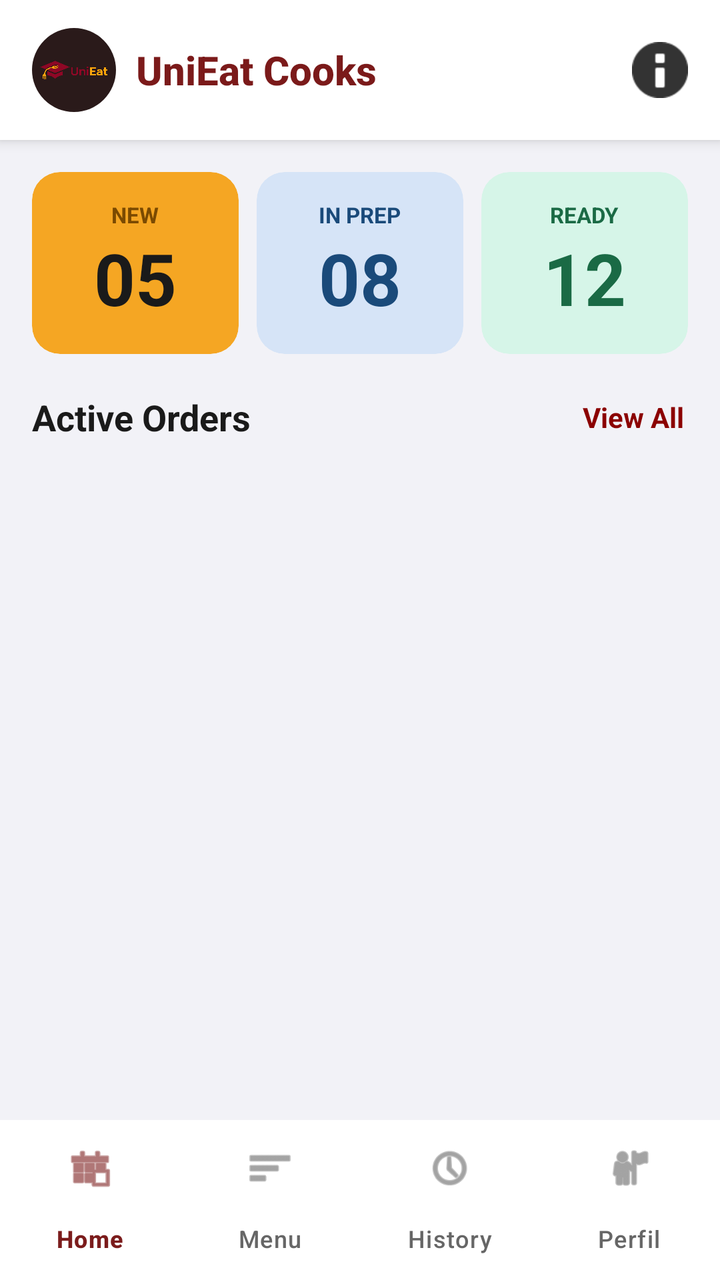
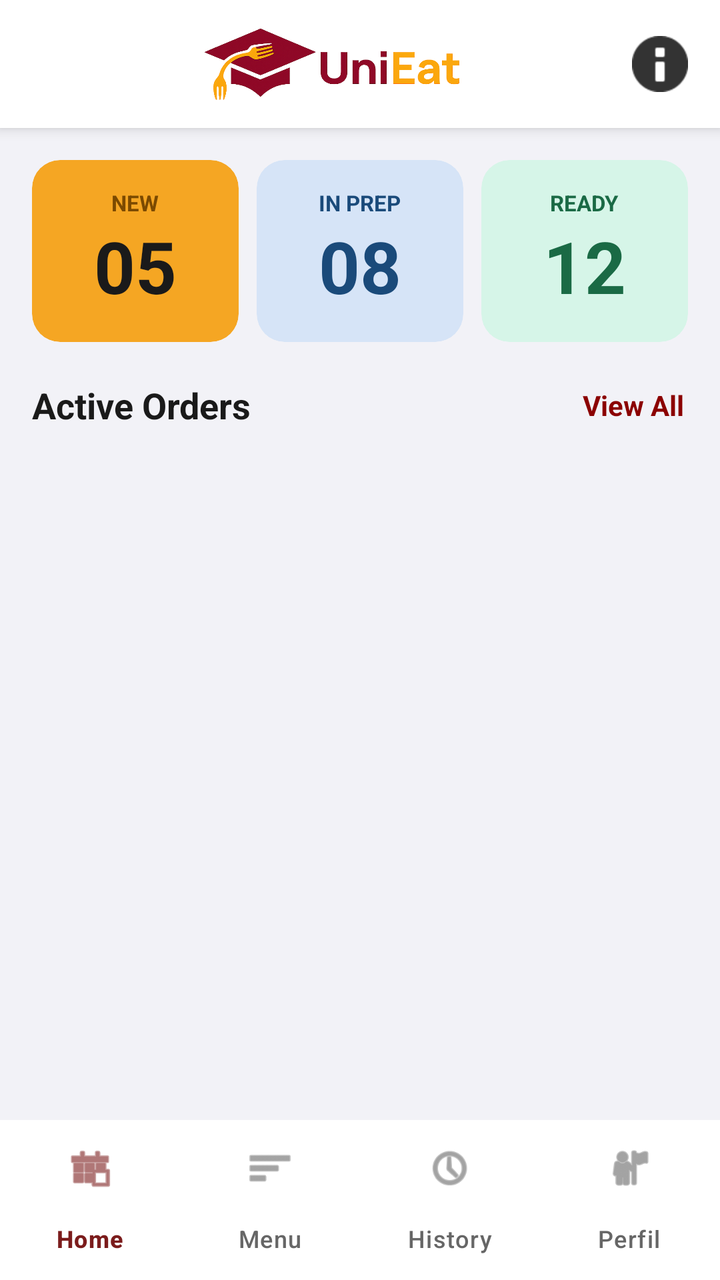

Screens rendered from an Android XML layout before and after an edit, with the pre-edit source and the edit as a unified diff.
<!-- AndroidManifest.xml: application theme Theme.UniEat -->
<!-- res/layout/activity_kitchen_home.xml -->
<?xml version="1.0" encoding="utf-8"?>
<androidx.constraintlayout.widget.ConstraintLayout
    xmlns:android="http://schemas.android.com/apk/res/android"
    xmlns:app="http://schemas.android.com/apk/res-auto"
    xmlns:tools="http://schemas.android.com/tools"
    android:layout_width="match_parent"
    android:layout_height="match_parent"
    android:background="#F2F2F7"
    android:fitsSystemWindows="true">

    
    <LinearLayout
        android:id="@+id/topBar"
        android:layout_width="0dp"
        android:layout_height="wrap_content"
        android:orientation="horizontal"
        android:paddingHorizontal="16dp"
        android:paddingVertical="14dp"
        android:background="#FFFFFF"
        android:gravity="center_vertical"
        app:layout_constraintTop_toTopOf="parent"
        app:layout_constraintStart_toStartOf="parent"
        app:layout_constraintEnd_toEndOf="parent"
        android:elevation="4dp">

        <ImageView
            android:id="@+id/imgLogo"
            android:layout_width="42dp"
            android:layout_height="42dp"
            android:src="@drawable/logo_unieat"
            android:background="@drawable/circle_bg_dark"
            android:scaleType="centerInside"
            android:padding="4dp" />

        <TextView
            android:id="@+id/tvAppName"
            android:layout_width="0dp"
            android:layout_height="wrap_content"
            android:layout_weight="1"
            android:layout_marginStart="10dp"
            android:text="UniEat Cooks"
            android:textColor="#7B1A1A"
            android:textSize="20sp"
            android:textStyle="bold"
            android:fontFamily="sans-serif-medium" />

        <ImageView
            android:id="@+id/imgNotification"
            android:layout_width="28dp"
            android:layout_height="28dp"
            android:src="@android:drawable/ic_dialog_info"
            app:tint="#333333" />
    </LinearLayout>

    <androidx.core.widget.NestedScrollView
        android:layout_width="match_parent"
        android:layout_height="0dp"
        android:fillViewport="true"
        app:layout_constraintTop_toBottomOf="@id/topBar"
        app:layout_constraintBottom_toTopOf="@+id/bottomNavigation">

        <LinearLayout
            android:layout_width="match_parent"
            android:layout_height="wrap_content"
            android:orientation="vertical">

            
            <LinearLayout
                android:id="@+id/statusCardsRow"
                android:layout_width="match_parent"
                android:layout_height="wrap_content"
                android:orientation="horizontal"
                android:paddingHorizontal="16dp"
                android:paddingTop="16dp"
                android:paddingBottom="8dp"
                android:weightSum="3">

                
                <androidx.cardview.widget.CardView
                    android:id="@+id/cardFilterNew"
                    android:layout_width="0dp"
                    android:layout_height="wrap_content"
                    android:layout_weight="1"
                    android:layout_marginEnd="6dp"
                    android:clickable="true"
                    android:focusable="true"
                    app:cardCornerRadius="14dp"
                    app:cardElevation="0dp"
                    app:cardBackgroundColor="#F5A623">

                    <LinearLayout
                        android:layout_width="match_parent"
                        android:layout_height="wrap_content"
                        android:orientation="vertical"
                        android:padding="14dp"
                        android:gravity="center">

                        <TextView
                            android:layout_width="wrap_content"
                            android:layout_height="wrap_content"
                            android:text="NEW"
                            android:textColor="#7B4A00"
                            android:textSize="11sp"
                            android:textStyle="bold" />

                        <TextView
                            android:id="@+id/tvNewCount"
                            android:layout_width="wrap_content"
                            android:layout_height="wrap_content"
                            android:text="05"
                            android:textColor="#1A1A1A"
                            android:textSize="36sp"
                            android:textStyle="bold" />
                    </LinearLayout>
                </androidx.cardview.widget.CardView>

                
                <androidx.cardview.widget.CardView
                    android:id="@+id/cardFilterInPrep"
                    android:layout_width="0dp"
                    android:layout_height="wrap_content"
                    android:layout_weight="1"
                    android:layout_marginHorizontal="3dp"
                    android:clickable="true"
                    android:focusable="true"
                    app:cardCornerRadius="14dp"
                    app:cardElevation="0dp"
                    app:cardBackgroundColor="#D6E4F7">

                    <LinearLayout
                        android:layout_width="match_parent"
                        android:layout_height="wrap_content"
                        android:orientation="vertical"
                        android:padding="14dp"
                        android:gravity="center">

                        <TextView
                            android:layout_width="wrap_content"
                            android:layout_height="wrap_content"
                            android:text="IN PREP"
                            android:textColor="#1A4A7A"
                            android:textSize="11sp"
                            android:textStyle="bold" />

                        <TextView
                            android:id="@+id/tvInPrepCount"
                            android:layout_width="wrap_content"
                            android:layout_height="wrap_content"
                            android:text="08"
                            android:textColor="#1A4A7A"
                            android:textSize="36sp"
                            android:textStyle="bold" />
                    </LinearLayout>
                </androidx.cardview.widget.CardView>

                
                <androidx.cardview.widget.CardView
                    android:id="@+id/cardFilterReady"
                    android:layout_width="0dp"
                    android:layout_height="wrap_content"
                    android:layout_weight="1"
                    android:layout_marginStart="6dp"
                    android:clickable="true"
                    android:focusable="true"
                    app:cardCornerRadius="14dp"
                    app:cardElevation="0dp"
                    app:cardBackgroundColor="#D6F5E8">

                    <LinearLayout
                        android:layout_width="match_parent"
                        android:layout_height="wrap_content"
                        android:orientation="vertical"
                        android:padding="14dp"
                        android:gravity="center">

                        <TextView
                            android:layout_width="wrap_content"
                            android:layout_height="wrap_content"
                            android:text="READY"
                            android:textColor="#1A6A45"
                            android:textSize="11sp"
                            android:textStyle="bold" />

                        <TextView
                            android:id="@+id/tvReadyCount"
                            android:layout_width="wrap_content"
                            android:layout_height="wrap_content"
                            android:text="12"
                            android:textColor="#1A6A45"
                            android:textSize="36sp"
                            android:textStyle="bold" />
                    </LinearLayout>
                </androidx.cardview.widget.CardView>
            </LinearLayout>

            
            <LinearLayout
                android:id="@+id/activeOrdersHeader"
                android:layout_width="match_parent"
                android:layout_height="wrap_content"
                android:orientation="horizontal"
                android:paddingHorizontal="16dp"
                android:paddingVertical="10dp"
                android:gravity="center_vertical">

                <TextView
                    android:layout_width="0dp"
                    android:layout_height="wrap_content"
                    android:layout_weight="1"
                    android:text="Active Orders"
                    android:textColor="#1A1A1A"
                    android:textSize="18sp"
                    android:textStyle="bold" />

                <TextView
                    android:id="@+id/tvViewAll"
                    android:layout_width="wrap_content"
                    android:layout_height="wrap_content"
                    android:text="View All"
                    android:textColor="#8B0000"
                    android:textSize="14sp"
                    android:textStyle="bold"
                    android:paddingVertical="4dp"
                    android:paddingHorizontal="2dp"
                    android:clickable="true"
                    android:focusable="true" />
            </LinearLayout>

            
            <androidx.recyclerview.widget.RecyclerView
                android:id="@+id/recyclerOrders"
                android:layout_width="match_parent"
                android:layout_height="wrap_content"
                android:paddingHorizontal="16dp"
                android:paddingTop="10dp"
                android:paddingBottom="12dp"
                android:clipToPadding="false"
                app:layoutManager="androidx.recyclerview.widget.LinearLayoutManager"
                tools:listitem="@layout/item_kitchen_order" />

        </LinearLayout>
    </androidx.core.widget.NestedScrollView>

    <com.google.android.material.bottomnavigation.BottomNavigationView
        android:id="@+id/bottomNavigation"
        android:layout_width="match_parent"
        android:layout_height="80dp"
        android:background="#FFFFFF"
        app:itemIconTint="@drawable/nav_item_color"
        app:itemTextColor="@drawable/nav_item_color"
        app:itemActiveIndicatorStyle="@style/Widget.Material3.BottomNavigationView.ActiveIndicator"
        app:itemRippleColor="@null"
        app:labelVisibilityMode="labeled"
        app:menu="@menu/kitchen_nav_menu"
        app:layout_constraintBottom_toBottomOf="parent" />

</androidx.constraintlayout.widget.ConstraintLayout>
<!-- res/layout/item_kitchen_order.xml (included above) -->
<?xml version="1.0" encoding="utf-8"?>
<com.google.android.material.card.MaterialCardView xmlns:android="http://schemas.android.com/apk/res/android"
    xmlns:app="http://schemas.android.com/apk/res-auto"
    android:id="@+id/cardOrder"
    android:layout_width="match_parent"
    android:layout_height="wrap_content"
    android:layout_marginBottom="12dp"
    app:cardCornerRadius="16dp"
    app:cardElevation="2dp"
    app:strokeColor="#EEEEEE"
    app:strokeWidth="1dp">

    <LinearLayout
        android:layout_width="match_parent"
        android:layout_height="wrap_content"
        android:orientation="horizontal">

        
        <View
            android:id="@+id/viewStatusIndicator"
            android:layout_width="4dp"
            android:layout_height="match_parent"
            android:background="#FFB84C" />

        <LinearLayout
            android:layout_width="match_parent"
            android:layout_height="wrap_content"
            android:orientation="vertical"
            android:padding="16dp">

            <RelativeLayout
                android:layout_width="match_parent"
                android:layout_height="wrap_content">

                <LinearLayout
                    android:layout_width="wrap_content"
                    android:layout_height="wrap_content"
                    android:layout_alignParentStart="true"
                    android:layout_toStartOf="@+id/llTimeStatus"
                    android:orientation="vertical">

                    <TextView
                        android:id="@+id/tvOrderNumber"
                        android:layout_width="wrap_content"
                        android:layout_height="wrap_content"
                        android:text="Order #8842"
                        android:textColor="#888888"
                        android:textSize="11sp" />

                    <TextView
                        android:id="@+id/tvCustomerName"
                        android:layout_width="wrap_content"
                        android:layout_height="wrap_content"
                        android:layout_marginTop="2dp"
                        android:text="Marcos Vinícius"
                        android:textColor="#000000"
                        android:textSize="16sp"
                        android:textStyle="bold" />

                    <TextView
                        android:id="@+id/tvLocation"
                        android:layout_width="wrap_content"
                        android:layout_height="wrap_content"
                        android:layout_marginTop="2dp"
                        android:text="UNINTA • Engineering Block"
                        android:textColor="#666666"
                        android:textSize="13sp" />
                </LinearLayout>

                <LinearLayout
                    android:id="@+id/llTimeStatus"
                    android:layout_width="wrap_content"
                    android:layout_height="wrap_content"
                    android:layout_alignParentEnd="true"
                    android:gravity="end"
                    android:orientation="vertical">

                    <TextView
                        android:id="@+id/tvOrderTime"
                        android:layout_width="wrap_content"
                        android:layout_height="wrap_content"
                        android:text="10:45 AM"
                        android:textColor="#888888"
                        android:textSize="11sp" />

                    <TextView
                        android:id="@+id/tvStatusBadge"
                        android:layout_width="wrap_content"
                        android:layout_height="wrap_content"
                        android:layout_marginTop="6dp"
                        android:background="@drawable/shape_badge_destaque"
                        android:backgroundTint="#FFF5E1"
                        android:paddingHorizontal="8dp"
                        android:paddingVertical="2dp"
                        android:text="NEW"
                        android:textColor="#FFB84C"
                        android:textSize="9sp"
                        android:textStyle="bold" />
                </LinearLayout>
            </RelativeLayout>

            <com.google.android.material.chip.ChipGroup
                android:id="@+id/chipGroupItems"
                android:layout_width="match_parent"
                android:layout_height="wrap_content"
                android:layout_marginTop="12dp"
                app:chipSpacingHorizontal="8dp">
                
            </com.google.android.material.chip.ChipGroup>

            <com.google.android.material.button.MaterialButton
                android:id="@+id/btnOrderAction"
                android:layout_width="match_parent"
                android:layout_height="48dp"
                android:layout_marginTop="16dp"
                android:backgroundTint="#7B1C1C"
                android:text="Accept Order"
                android:textAllCaps="false"
                android:textColor="#FFFFFF"
                android:textSize="14sp"
                android:textStyle="bold"
                app:cornerRadius="10dp" />

        </LinearLayout>
    </LinearLayout>
</com.google.android.material.card.MaterialCardView>
<!-- resources referenced by this layout -->
<resources>
  <!-- drawable circle_bg_dark (drawable) -->
  <?xml version="1.0" encoding="utf-8"?>
  <shape xmlns:android="http://schemas.android.com/apk/res/android"
      android:shape="oval">
      <solid android:color="#2A1A1A" />
  </shape>
  <!-- drawable logo_unieat: png bitmap (drawable, 134527 bytes) -->
  <!-- drawable nav_item_color (drawable) -->
  <?xml version="1.0" encoding="utf-8"?>
  <selector xmlns:android="http://schemas.android.com/apk/res/android">
      <item android:color="#7B1C1C" android:state_checked="true" />
      <item android:color="#666666" />
  </selector>
  <!-- drawable shape_badge_destaque (drawable) -->
  <?xml version="1.0" encoding="utf-8"?>
  <shape xmlns:android="http://schemas.android.com/apk/res/android">
      <solid android:color="#FFE8B1" />
      <corners android:radius="12dp" />
  </shape>
  <style name="Theme.UniEat" parent="Base.Theme.UniEat" />
  <style name="Base.Theme.UniEat" parent="Theme.Material3.Light.NoActionBar">
  </style>
</resources>

<!-- the commit's change to res/layout/activity_kitchen_home.xml (unified diff, before → after) -->
@@ -25,24 +25,12 @@
 
         <ImageView
             android:id="@+id/imgLogo"
-            android:layout_width="42dp"
-            android:layout_height="42dp"
+            android:layout_width="0dp"
+            android:layout_height="36dp"
+            android:layout_weight="1"
             android:src="@drawable/logo_unieat"
-            android:background="@drawable/circle_bg_dark"
-            android:scaleType="centerInside"
-            android:padding="4dp" />
-
-        <TextView
-            android:id="@+id/tvAppName"
-            android:layout_width="0dp"
-            android:layout_height="wrap_content"
-            android:layout_weight="1"
-            android:layout_marginStart="10dp"
-            android:text="UniEat Cooks"
-            android:textColor="#7B1A1A"
-            android:textSize="20sp"
-            android:textStyle="bold"
-            android:fontFamily="sans-serif-medium" />
+            android:adjustViewBounds="true"
+            android:contentDescription="UniEat" />
 
         <ImageView
             android:id="@+id/imgNotification"
<!-- resource entries referenced after the edit -->
@@ -1,11 +1,5 @@
 <!-- resources referenced by this layout -->
 <resources>
-  <!-- drawable circle_bg_dark (drawable) -->
-  <?xml version="1.0" encoding="utf-8"?>
-  <shape xmlns:android="http://schemas.android.com/apk/res/android"
-      android:shape="oval">
-      <solid android:color="#2A1A1A" />
-  </shape>
   <!-- drawable logo_unieat: png bitmap (drawable, 134527 bytes) -->
   <!-- drawable nav_item_color (drawable) -->
   <?xml version="1.0" encoding="utf-8"?>
